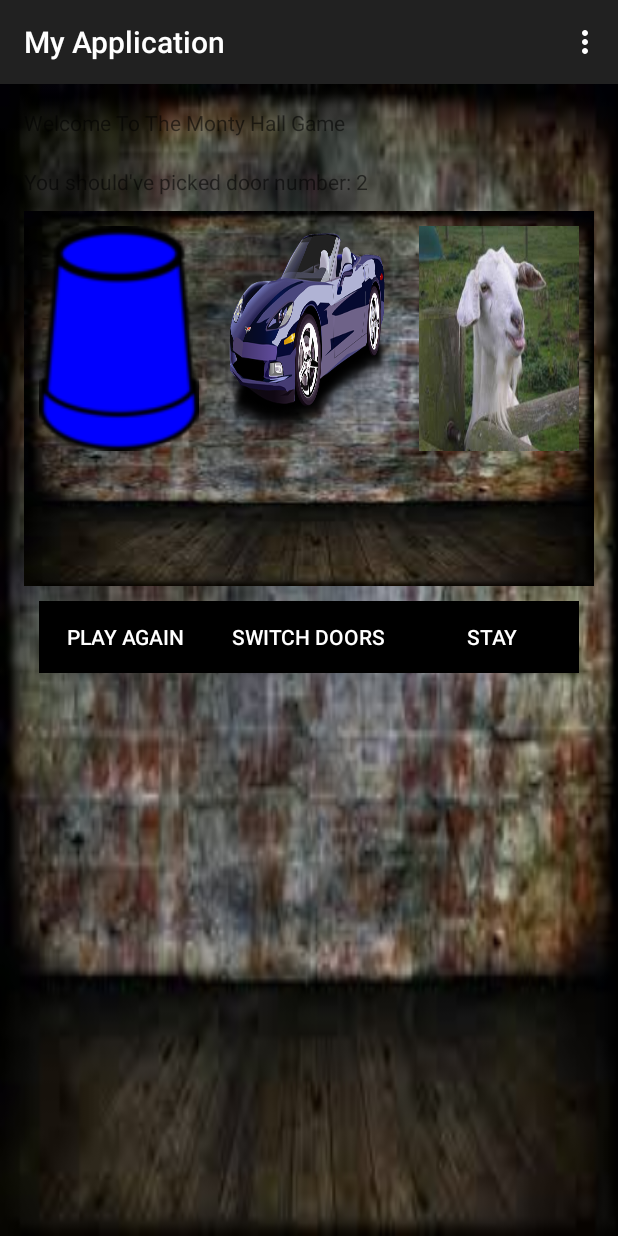
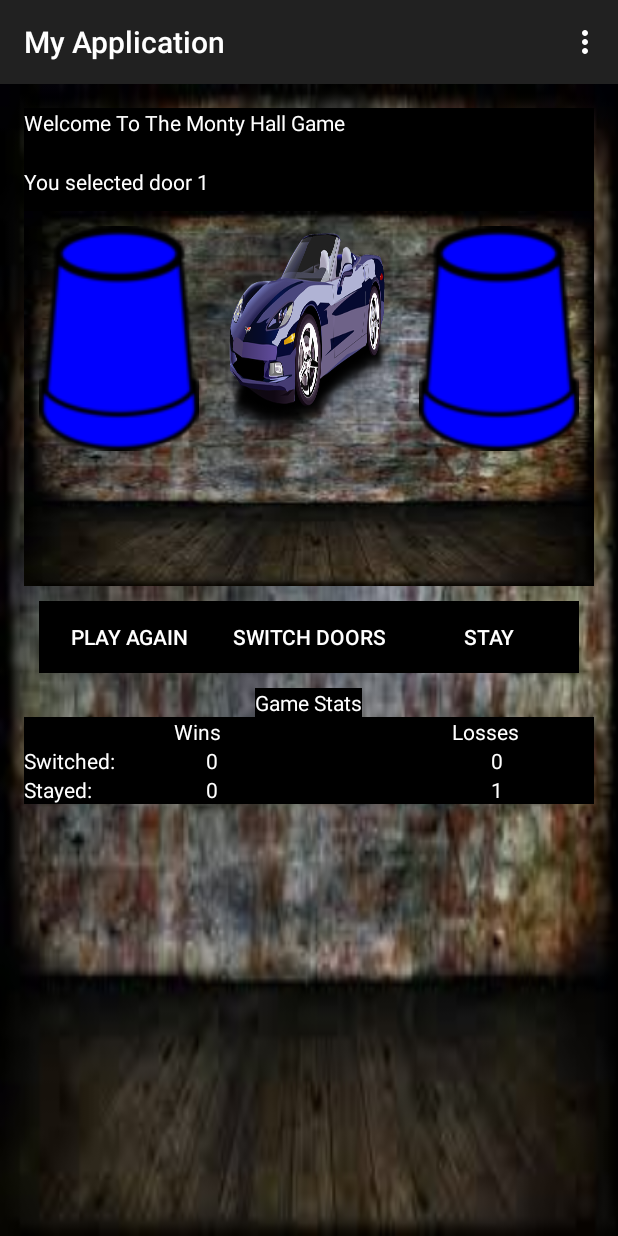
Before and after one commit to nasarroble/SwitchOrStay, an Android app: the screen it shows after launch (MainActivity), after a tap on "PLAY", on a phone screen of 412 x 824 dp. Run offline under Robolectric (Android 15) with nearby library versions, the phone set to English and light mode, and no system bars; 1 other tap on this screen came first.

Commit message:
added game stats

```diff
--- a/app/src/main/java/com/example/nasar/myapplication/MainActivity.java
+++ b/app/src/main/java/com/example/nasar/myapplication/MainActivity.java
@@ -52,21 +52,16 @@ public class MainActivity extends ActionBarActivity {
                 door3.setEnabled(false);
                 door2.setEnabled(false);
                 door1.requestFocus();
+                door1.setEnabled(false);
                 TextView text = (TextView) findViewById(R.id.selected_door);
                 text.setText("You selected door 1");
 
                 toast.show();
 
-                if (game.revealDummyDoor() == 2) {
-                    door2.forceLayout();
-                  //  door2.setBackgroundResource(R.drawable.goat);
-                    suspense.execute(door2,null,door2);
-                } else {
-                    door3.forceLayout();
-                //    door3.setBackgroundResource(R.drawable.goat);
-                    suspense.execute(door3,null,door3);
-
-                }
+                if (game.revealDummyDoor() == 2)
+                    suspense.execute(door2, null, door2);
+                else
+                    suspense.execute(door3, null, door3);
 
 
             }
@@ -82,22 +77,18 @@ public class MainActivity extends ActionBarActivity {
                 door1.setEnabled(false);
                 door3.setEnabled(false);
                 door2.requestFocus();
+                door2.setEnabled(false);
                 TextView text = (TextView) findViewById(R.id.selected_door);
                 text.setText("You selected door 2");
 
                 toast.show();
 
 
-                if (game.revealDummyDoor() == 1) {
-                    door1.forceLayout();
-                  //  door1.setBackgroundResource(R.drawable.goat);
-                    new Suspense().execute(door1,null,door1);
-                } else {
-                    door3.forceLayout();
-                  //  door3.setBackgroundResource(R.drawable.goat);
-                    suspense.execute(door3,null,door3);
+                if (game.revealDummyDoor() == 1)
+                    suspense.execute(door1, null, door1);
+                else
+                    suspense.execute(door3, null, door3);
 
-                }
             }
         });
 
@@ -111,20 +102,19 @@ public class MainActivity extends ActionBarActivity {
                 door1.setEnabled(false);
                 door2.setEnabled(false);
                 door3.requestFocus();
+                door3.setEnabled(false);
                 TextView text = (TextView) findViewById(R.id.selected_door);
                 text.setText("You selected door 3");
                 toast.show();
 
 
-                if (game.revealDummyDoor() == 2) {
-                    door2.forceLayout();
-                  //  door2.setBackgroundResource(R.drawable.goat);
-                    new Suspense().execute(door2,null,door2);
-                } else {
-                    door1.forceLayout();
-                    door1.setBackgroundResource(R.drawable.goat);
+                if (game.revealDummyDoor() == 2)
+                    suspense.execute(door2, null, door2);
+
+                else
                     suspense.execute(door1, null, door1);
-                }
+
+
             }
         });
 
@@ -169,22 +159,23 @@ public class MainActivity extends ActionBarActivity {
                     text = "Nice Win, Play Again";
                 else {
                     text = "Nice try, Play Again";
-                    TextView text = (TextView) findViewById(R.id.selected_door);
-                    text.setText("You should've picked door number: " + game.getPrizeDoor());
+                 //   TextView text = (TextView) findViewById(R.id.selected_door);
+                 //   text.setText("You should've picked door number: " + game.getPrizeDoor());
                 }
                 toast = Toast.makeText(context, text, duration);
 
 
                 if (game.getPrizeDoor() == 2) {
-                    door2.forceLayout();
+
                     door2.setBackgroundResource(R.drawable.car);
                 } else if (game.getPrizeDoor() == 3) {
-                    door3.forceLayout();
+
                     door3.setBackgroundResource(R.drawable.car);
                 } else {
-                    door1.forceLayout();
+
                     door1.setBackgroundResource(R.drawable.car);
                 }
+              populateText();
                 toast.show();
                 play.setText("Play Again");
                 //replay();
@@ -193,7 +184,20 @@ public class MainActivity extends ActionBarActivity {
 
 
     }
+    public void populateText(){
+        TextView switchedWins = (TextView) findViewById(R.id.switched_wins);
+        TextView switchedLosses = (TextView) findViewById(R.id.switch_losses);
+        TextView stayedWins = (TextView) findViewById(R.id.stayed_wins);
+        TextView stayedLosses = (TextView) findViewById(R.id.stayed_losses);
+//
+        switchedWins.setText(Integer.toString(game.getSwitchWin()));
+        stayedWins.setText(Integer.toString(game.getStayWin()));
 
+        switchedLosses.setText(Integer.toString(game.getSwitchLosses()));
+        stayedLosses.setText(Integer.toString(game.getStayLosses()));
+//
+//
+    }
     public void replay() {
         door1.setEnabled(true);
         door2.setEnabled(true);
@@ -203,6 +207,7 @@ public class MainActivity extends ActionBarActivity {
         door2.setBackgroundResource(R.drawable.cup);
         door3.setBackgroundResource(R.drawable.cup);
         play.setText("Play");
+        suspense = new Suspense();
     }
 
     @Override
@@ -236,7 +241,7 @@ public class MainActivity extends ActionBarActivity {
         @Override
         protected ImageButton doInBackground(ImageButton... params) {
             try {
-                Thread.sleep(1000);
+                Thread.sleep(2000);
             } catch (InterruptedException e) {
                 e.printStackTrace();
             }
@@ -245,8 +250,7 @@ public class MainActivity extends ActionBarActivity {
         }
 
         @Override
-        protected void onPostExecute(ImageButton imageButton)
-        {
+        protected void onPostExecute(ImageButton imageButton) {
             imageButton.setBackgroundResource(R.drawable.goat);
         }
     }
--- a/app/src/main/java/com/example/nasar/myapplication/MontyHall.java
+++ b/app/src/main/java/com/example/nasar/myapplication/MontyHall.java
@@ -9,4 +9,6 @@ public interface MontyHall {
     public void setUserDoor(int door);
     public int getUserDoor();
     public int getPrizeDoor();
+
+
 }
--- a/app/src/main/java/com/example/nasar/myapplication/MontyHallGame.java
+++ b/app/src/main/java/com/example/nasar/myapplication/MontyHallGame.java
@@ -11,16 +11,26 @@ public class MontyHallGame implements MontyHall{
     private int dummyDoor;
     private Random rand;
     private final int numDoors = 3;
-    private int winSwitch = 0;
-    private int winStay =0;
+    private int switchWin,switchLosses;
+    private int stayWin, stayLosses;
+    private boolean switched,stayed;
 
 
     MontyHallGame(){
+
         userDoor = -1;
+        switchWin=0;
+        switchLosses =0;
+        stayLosses = 0;
+        stayWin = 0;
+        switched = false;
+        stayed = false;
         }
 
     @Override
     public void switchDoor() {
+        switched = true;
+        stayed = false;
         if(userDoor ==1 && dummyDoor == 2)
             userDoor = 3;
         else if (userDoor ==1 && dummyDoor == 3)
@@ -38,7 +48,8 @@ public class MontyHallGame implements MontyHall{
 
     @Override
     public void stay() {
-
+        stayed = true;
+        switched = false;
     }
 
     @Override
@@ -65,10 +76,40 @@ public class MontyHallGame implements MontyHall{
     }
 
     public boolean userWon(){
-        return userDoor == prizeDoor;
+         if(userDoor == prizeDoor){
+             if(switched){
+                 switchWin++;
+
+             }
+             else
+               stayWin++;
+            return true;
+         }
+
+        if(switched){
+          switchLosses++;
+        }
+        else
+            stayLosses++;
+        return false;
     }
 
-//    public ArrayList<Integer> stats(){
+    public int getSwitchWin() {
+        return switchWin;
+    }
+
+    public int getSwitchLosses() {
+        return switchLosses;
+    }
+
+    public int getStayWin() {
+        return stayWin;
+    }
+
+    public int getStayLosses() {
+        return stayLosses;
+    }
+    //    public ArrayList<Integer> stats(){
 //        // percent of wins when switched door
 //
 //        // percent of wins when stayed (not switched)
--- a/app/src/main/res/layout/activity_main.xml
+++ b/app/src/main/res/layout/activity_main.xml
@@ -9,27 +9,37 @@
     tools:context=".MainActivity"
 
     android:background="@drawable/background">
-
+    <LinearLayout
+        android:layout_width="fill_parent"
+        android:layout_height="wrap_content"
+        android:orientation="vertical"
+        android:id="@+id/top">
     <TextView android:text="@string/Welcome"
-        android:layout_width="wrap_content"
+        android:layout_width="fill_parent"
         android:layout_height="wrap_content"
         android:id="@+id/welcome"
         android:layout_weight="0"
-        android:paddingBottom="20dp"/>
+        android:paddingBottom="10dp"
+        android:background="@android:color/black"
+        android:textColor="@android:color/white"/>
 
 
     <TextView android:text="@string/selected_door"
-        android:layout_width="wrap_content"
+        android:layout_width="fill_parent"
         android:layout_height="wrap_content"
         android:layout_below="@+id/welcome"
         android:id="@+id/selected_door"
         android:layout_weight="0"
-        android:paddingBottom="10dp"/>
+        android:paddingBottom="10dp"
+        android:paddingTop="10dp"
+        android:background="@android:color/black"
+        android:textColor="@android:color/white"/>
+    </LinearLayout>
     <LinearLayout
         android:id="@+id/linearLayout1"
         android:layout_width="fill_parent"
         android:layout_height="250dp"
-        android:layout_below="@+id/selected_door"
+        android:layout_below="@+id/top"
         android:background="@drawable/background">
 
         <ImageButton
@@ -87,8 +97,8 @@
         android:layout_marginLeft="10dp"
         android:layout_marginRight="10dp">
         <Button
-            android:text="Play"
-            android:layout_width="wrap_content"
+            android:text="@string/play"
+            android:layout_width="fill_parent"
             android:layout_height="wrap_content"
             android:layout_weight="1"
             android:id="@+id/play"
@@ -98,9 +108,9 @@
 
 
         <Button
-            android:text="Switch Doors"
-            android:layout_width="wrap_content"
-            android:layout_height="wrap_content"
+            android:text="@string/switch_doors"
+            android:layout_width="fill_parent"
+            android:layout_height="fill_parent"
             android:layout_weight="1"
             android:id="@+id/switch_doors"
             android:background="@android:color/black"
@@ -108,21 +118,124 @@
 
 
         <Button
-            android:text="Stay"
-            android:layout_width="wrap_content"
+            android:text="@string/stay"
+            android:layout_width="fill_parent"
             android:layout_height="wrap_content"
             android:layout_weight="1"
             android:id="@+id/stay"
             android:background="@android:color/black"
             android:textColor="@android:color/white"/>
     </LinearLayout>
-    <LinearLayout
-        android:id="@+id/linearLayout3"
+    <RelativeLayout
+        android:id="@+id/statsLayout"
         android:layout_width="wrap_content"
         android:layout_height="wrap_content"
-        android:orientation="horizontal">
+        android:layout_below="@+id/linearLayout2"
+        android:layout_centerHorizontal="true"
+        >
 
+        <TextView
+            android:id="@+id/stats"
+            android:layout_width="wrap_content"
+            android:layout_height="wrap_content"
+            android:text="Game Stats"
+            android:background="@android:color/black"
+            android:textColor="@android:color/white"
+            />
+    </RelativeLayout>
+    <LinearLayout android:id="@+id/wins_losses"
+    android:layout_width="fill_parent"
+    android:layout_height="wrap_content"
+    android:layout_below="@+id/statsLayout"
+    android:orientation="horizontal">
+        <TextView
+            android:id="@+id/wins"
+            android:layout_width="fill_parent"
+            android:layout_height="wrap_content"
+            android:text="@string/wins"
+            android:background="@android:color/black"
+            android:textColor="@android:color/white"
+            android:layout_weight="1"
+            android:paddingLeft="100dp"/>
+        <TextView
+            android:id="@+id/losses"
+            android:layout_width="fill_parent"
+            android:layout_height="wrap_content"
+            android:layout_weight="3"
+            android:text="@string/losses"
+            android:background="@android:color/black"
+            android:textColor="@android:color/white"
+            />
+</LinearLayout>
 
+<LinearLayout
+    android:layout_below="@+id/wins_losses"
+    android:layout_width="fill_parent"
+    android:layout_height="wrap_content"
+    android:orientation="horizontal"
+    >
+    <LinearLayout
+        android:layout_width="wrap_content"
+        android:layout_height="wrap_content"
+        android:orientation="vertical"
+        android:layout_weight="1">
+        <TextView
+            android:layout_width="fill_parent"
+            android:layout_height="wrap_content"
+            android:text="@string/switched"
+            android:background="@android:color/black"
+            android:textColor="@android:color/white"/>
+        <TextView
+            android:layout_width="fill_parent"
+            android:layout_height="wrap_content"
+            android:text="@string/stayed"
+            android:background="@android:color/black"
+            android:textColor="@android:color/white"/>
+  </LinearLayout>
+    <LinearLayout
+        android:layout_width="wrap_content"
+        android:layout_height="wrap_content"
+        android:layout_weight="3"
+        android:orientation="vertical"
+        >
+        <TextView
+            android:id="@+id/switched_wins"
+            android:layout_width="fill_parent"
+            android:layout_height="wrap_content"
+            android:text="0"
+            android:background="@android:color/black"
+            android:textColor="@android:color/white"/>
+        <TextView
+            android:id="@+id/stayed_wins"
+            android:layout_width="fill_parent"
+            android:layout_height="wrap_content"
+            android:text="0"
+            android:background="@android:color/black"
+            android:textColor="@android:color/white"/>
     </LinearLayout>
+     <LinearLayout
+         android:layout_width="wrap_content"
+         android:layout_height="wrap_content"
+         android:orientation="vertical"
+         android:layout_weight="1">
+
+         <TextView
+             android:id="@+id/switch_losses"
+             android:layout_width="fill_parent"
+             android:layout_height="wrap_content"
+             android:text="0"
+             android:background="@android:color/black"
+             android:textColor="@android:color/white"/>
+         <TextView
+             android:id="@+id/stayed_losses"
+             android:layout_width="fill_parent"
+             android:layout_height="wrap_content"
+             android:text="0"
+             android:background="@android:color/black"
+             android:textColor="@android:color/white"/>
+
+     </LinearLayout>
+
+</LinearLayout>
 
 </RelativeLayout>
--- a/app/src/main/res/values/strings.xml
+++ b/app/src/main/res/values/strings.xml
@@ -4,4 +4,13 @@
     <string name="selected_door">Selected Door!</string>
     <string name="action_settings">Settings</string>
     <string name="Welcome">Welcome To The Monty Hall Game</string>
+    <string name="play">Play</string>
+    <string name="stay">Stay</string>
+    <string name="play_again">Play Again</string>
+    <string name="switch_doors">Switch Doors</string>
+    <string name="game_Stats">Game Stats</string>
+    <string name="switched">Switched:  </string>
+    <string name="stayed">Stayed:  </string>
+    <string name="wins">Wins</string>
+    <string name="losses">Losses</string>
 </resources>
```
